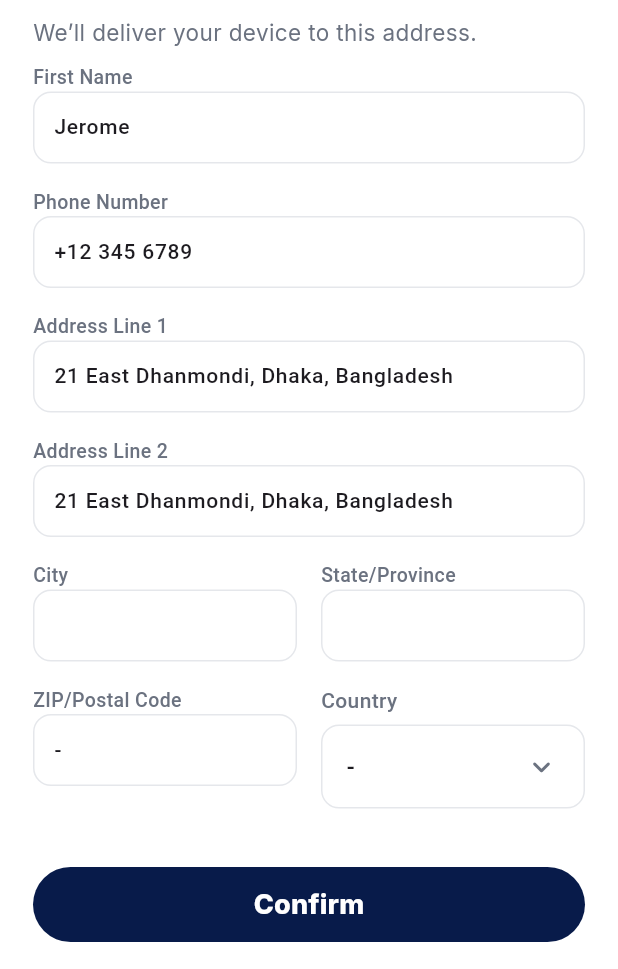
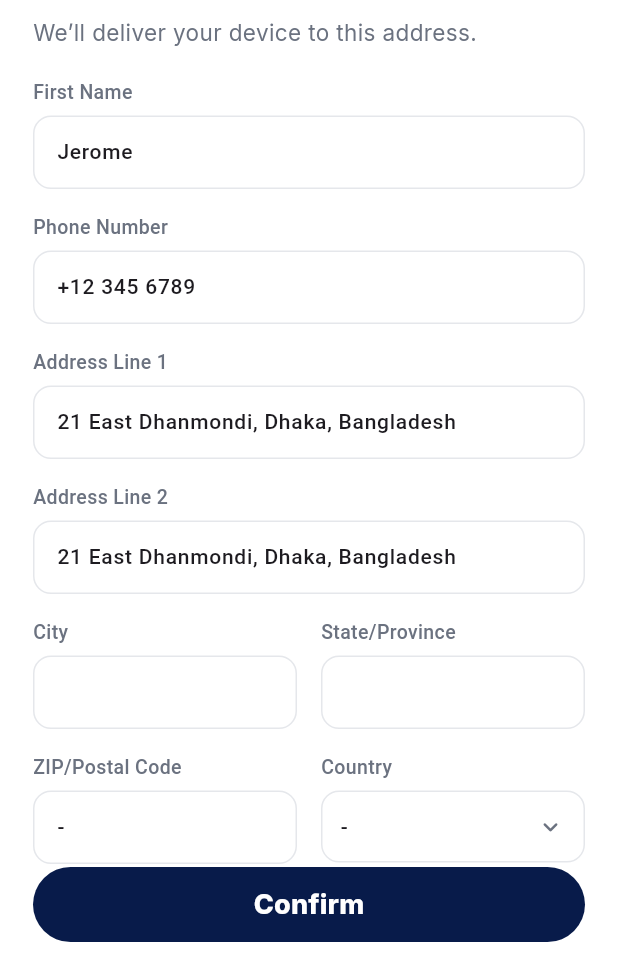
Before and after one commit to ifti-git-new/skudyx-app, a Flutter app: the DeliveryDetailsScreen screen opened by its route, on a phone screen of 412 x 824 dp, the part 267-1236 px from its top. Run offline on Flutter 3.47's test engine with Material 3 defaults, Android fonts, the phone set to English and light mode, and no system bars; our stand-ins replace camera, flutter_svg, go_router, google_fonts, permission_handler, shared_preferences; accounts and stored records are empty; project files that could hold a hidden picture were left out.

Commit message:
flow fixed

```diff
--- a/lib/app/router.dart
+++ b/lib/app/router.dart
@@ -127,6 +127,11 @@ class AppRouter {
       GoRoute(
         path: AppRoutes.instruction2,
         builder: (_, _) => const Instruction2Screen(),
+      ),
+
+      GoRoute(
+        path: AppRoutes.completeSetup,
+        builder: (context, state) => const CompleteSetupScreen(),
       ),
       GoRoute(
         path: AppRoutes.instruction3,
--- a/lib/core/navigation/app_routes.dart
+++ b/lib/core/navigation/app_routes.dart
@@ -55,4 +55,5 @@ abstract class AppRoutes {
   static const settingsFaqs = '/settings/faqs';
   static const settingsPrivacyPolicy = '/settings/privacy-policy';
   static const settingsTerms = '/settings/terms';
+  static const completeSetup = '/complete-setup'; // Add this line
 }
--- a/lib/features/delivery/presentation/screens/delivery_details_screen.dart
+++ b/lib/features/delivery/presentation/screens/delivery_details_screen.dart
@@ -43,6 +43,12 @@ class _DeliveryDetailsScreenState extends State<DeliveryDetailsScreen> {
     super.dispose();
   }
 
+  /// ✅ Logic for Cancel Button
+  /// Redirects to Device Screen where logic will show _PurchasedNoDeliveryView
+  void _onCancelPressed() {
+    context.go(AppRoutes.device);
+  }
+
   @override
   Widget build(BuildContext context) {
     return Scaffold(
@@ -52,19 +58,18 @@ class _DeliveryDetailsScreenState extends State<DeliveryDetailsScreen> {
           padding: const EdgeInsets.fromLTRB(22, 0, 22, 18),
           child: SizedBox(
             width: double.infinity,
-            height: 50, // Increased height for better mobile tap target
+            height: 50,
             child: ElevatedButton(
               style: ElevatedButton.styleFrom(
                 backgroundColor: _navy,
                 foregroundColor: Colors.white,
                 elevation: 0,
                 shape: RoundedRectangleBorder(
-                  borderRadius: BorderRadius.circular(
-                    50,
-                  ), // More rounded as per modern UI
+                  borderRadius: BorderRadius.circular(50),
                 ),
               ),
               onPressed: () async {
+                // Update status and navigate to Device Tab
                 await context.read<AppStatusController>().setHasDeliveryDetails(
                   true,
                 );
@@ -89,7 +94,7 @@ class _DeliveryDetailsScreenState extends State<DeliveryDetailsScreen> {
             Padding(
               padding: const EdgeInsets.symmetric(horizontal: 16),
               child: InkWell(
-                onTap: () => context.pop(),
+                onTap: _onCancelPressed,
                 borderRadius: BorderRadius.circular(12),
                 child: Row(
                   children: [
@@ -98,16 +103,16 @@ class _DeliveryDetailsScreenState extends State<DeliveryDetailsScreen> {
                         color: const Color(0xFFF3F4F6),
                         borderRadius: BorderRadius.circular(12),
                       ),
-                      child: Padding(
-                        padding: const EdgeInsets.all(8.0),
-                        child: const Icon(
+                      child: const Padding(
+                        padding: EdgeInsets.all(8.0),
+                        child: Icon(
                           Icons.close_rounded,
                           size: 22,
                           color: Colors.black,
                         ),
                       ),
                     ),
-                    SizedBox(width: 12),
+                    const SizedBox(width: 12),
                     Text(
                       'Cancel',
                       style: AppTextStyles.button.copyWith(
@@ -131,7 +136,7 @@ class _DeliveryDetailsScreenState extends State<DeliveryDetailsScreen> {
                     Text(
                       'Where should we deliver your SkudyX Emergency Button?',
                       style: AppTextStyles.h1.copyWith(
-                        fontSize: 32, // Large bold header matching the image
+                        fontSize: 32,
                         fontWeight: FontWeight.w800,
                         height: 1.1,
                       ),
@@ -144,24 +149,19 @@ class _DeliveryDetailsScreenState extends State<DeliveryDetailsScreen> {
                         fontSize: 15,
                       ),
                     ),
-                    const SizedBox(height: 10),
-
+                    const SizedBox(height: 20),
                     _LabeledField(label: 'First Name', controller: _firstName),
                     const SizedBox(height: 16),
-
                     _LabeledField(
                       label: 'Phone Number',
                       controller: _phone,
                       keyboardType: TextInputType.phone,
                     ),
                     const SizedBox(height: 16),
-
                     _LabeledField(label: 'Address Line 1', controller: _addr1),
                     const SizedBox(height: 16),
-
                     _LabeledField(label: 'Address Line 2', controller: _addr2),
                     const SizedBox(height: 16),
-
                     Row(
                       crossAxisAlignment: CrossAxisAlignment.start,
                       children: [
@@ -181,7 +181,6 @@ class _DeliveryDetailsScreenState extends State<DeliveryDetailsScreen> {
                       ],
                     ),
                     const SizedBox(height: 16),
-
                     Row(
                       crossAxisAlignment: CrossAxisAlignment.start,
                       children: [
@@ -225,8 +224,7 @@ class _DeliveryDetailsScreenState extends State<DeliveryDetailsScreen> {
 
 class _LabeledField extends StatelessWidget {
   static const _border = Color(0xFFE5E7EB);
-  static const _fill =
-      Colors.white; // Changed to white for cleaner look matching image
+  static const _fill = Colors.white;
   static const _label = Color(0xFF6B7280);
 
   final String label;
@@ -252,6 +250,7 @@ class _LabeledField extends StatelessWidget {
             fontWeight: FontWeight.w500,
           ),
         ),
+        const SizedBox(height: 6),
         TextField(
           controller: controller,
           keyboardType: keyboardType,
@@ -260,8 +259,8 @@ class _LabeledField extends StatelessWidget {
             filled: true,
             fillColor: _fill,
             contentPadding: const EdgeInsets.symmetric(
-              horizontal: 10,
-              vertical: 10,
+              horizontal: 12,
+              vertical: 14,
             ),
             enabledBorder: OutlineInputBorder(
               borderRadius: BorderRadius.circular(12),
@@ -304,7 +303,7 @@ class _CountryDropdown extends StatelessWidget {
           label,
           style: const TextStyle(
             color: _label,
-            fontSize: 14,
+            fontSize: 13,
             fontWeight: FontWeight.w500,
           ),
         ),
@@ -313,8 +312,8 @@ class _CountryDropdown extends StatelessWidget {
           onTap: onTap,
           borderRadius: BorderRadius.circular(12),
           child: Container(
-            height: 56,
-            padding: const EdgeInsets.symmetric(horizontal: 16),
+            height: 48,
+            padding: const EdgeInsets.symmetric(horizontal: 12),
             decoration: BoxDecoration(
               color: Colors.white,
               borderRadius: BorderRadius.circular(12),
@@ -326,7 +325,7 @@ class _CountryDropdown extends StatelessWidget {
                   child: Text(
                     value,
                     style: const TextStyle(
-                      fontSize: 16,
+                      fontSize: 14,
                       fontWeight: FontWeight.w500,
                     ),
                   ),
@@ -334,6 +333,7 @@ class _CountryDropdown extends StatelessWidget {
                 const Icon(
                   Icons.keyboard_arrow_down_rounded,
                   color: Color(0xFF6B7280),
+                  size: 20,
                 ),
               ],
             ),
@@ -365,14 +365,27 @@ class _CountrySheet extends StatelessWidget {
         borderRadius: BorderRadius.vertical(top: Radius.circular(20)),
       ),
       child: SafeArea(
-        child: ListView.separated(
+        child: Column(
+          mainAxisSize: MainAxisSize.min,
+          children: [
+            const SizedBox(height: 8),
+            Container(
+              width: 40,
+              height: 4,
+              decoration: BoxDecoration(
+                color: Colors.grey[300],
+                borderRadius: BorderRadius.circular(2),
+              ),
+            ),
+            const SizedBox(height: 8),
+            ListView.separated(
               shrinkWrap: true,
               itemCount: items.length,
-          separatorBuilder: (_, _) => const Divider(height: 1),
+              separatorBuilder: (_, __) => const Divider(height: 1),
               itemBuilder: (_, i) {
                 final v = items[i];
                 return ListTile(
-              title: Text(v),
+                  title: Text(v, style: const TextStyle(fontSize: 15)),
                   trailing: v == current
                       ? const Icon(Icons.check, color: Color(0xFF081B4A))
                       : null,
@@ -380,6 +393,8 @@ class _CountrySheet extends StatelessWidget {
                 );
               },
             ),
+          ],
+        ),
       ),
     );
   }
```
Also changed, not shown: lib/features/subscription/presentation/screens/subscription_screen.dart (+24 -5 lines). Lines whose indentation alone changed are shown as unchanged.
